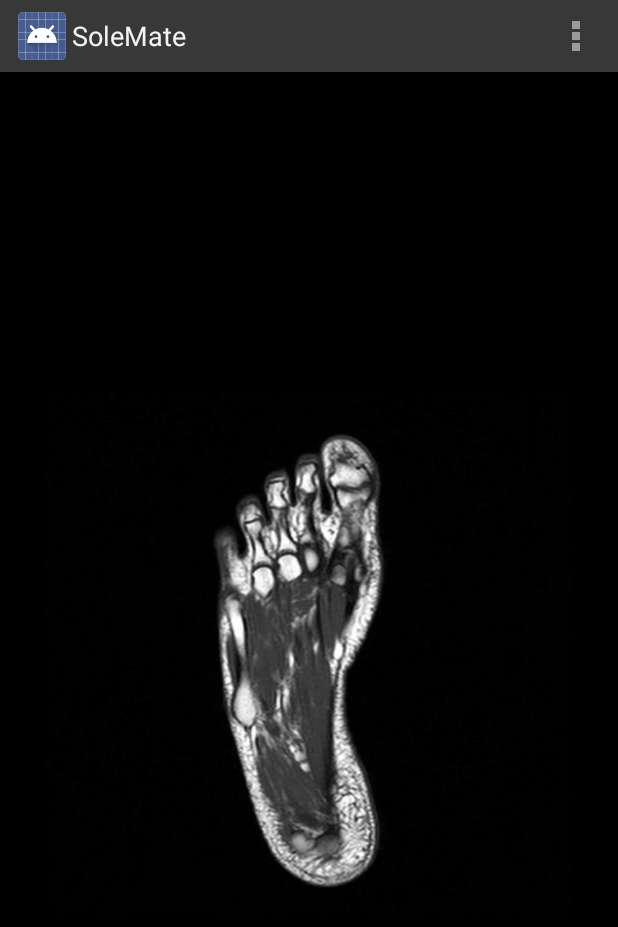
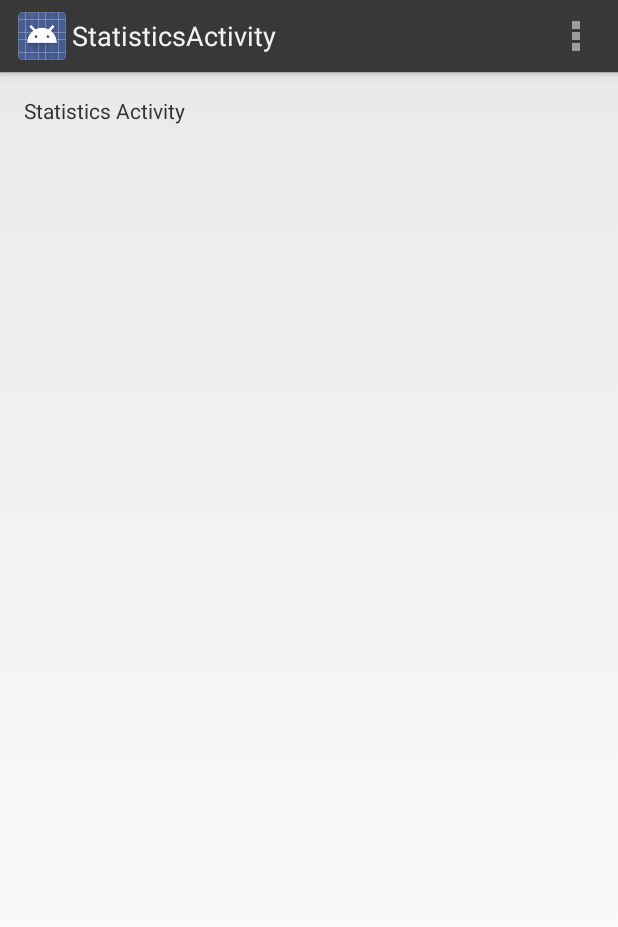
Before and after one commit to sshariff01/BluetoothTest, an Android app: the FeedbackActivity screen opened directly, with no data from a screen before it, in the options menu, after a tap on "Statistics", on a phone screen of 412 x 824 dp. Shown: the top 927 px of the screen. Run offline under Robolectric (Android 15) with nearby library versions, the phone set to English and light mode, and no system bars.

Commit message:
Create new activity to handle and display statistics/metrics

```diff
--- a/app/src/main/AndroidManifest.xml
+++ b/app/src/main/AndroidManifest.xml
@@ -41,6 +41,10 @@
             android:name=".FeedbackActivity"
             android:label="@string/app_name" >
         </activity>
+        <activity
+            android:name=".StatisticsActivity"
+            android:label="@string/title_activity_statistics" >
+        </activity>
     </application>
 
 </manifest>
--- a/app/src/main/java/com/capstone/solemate/solemate/FeedbackActivity.java
+++ b/app/src/main/java/com/capstone/solemate/solemate/FeedbackActivity.java
@@ -172,7 +172,10 @@ public class FeedbackActivity extends Activity {
             case R.id.action_settings:
                 return true;
             case R.id.action_statistics:
-                return true;
+                // Launch statistics activity
+                Intent myIntent = new Intent(FeedbackActivity.this, StatisticsActivity.class);
+                FeedbackActivity.this.startActivity(myIntent);
+                break;
         }
 
         return super.onOptionsItemSelected(item);
--- /dev/null
+++ b/app/src/main/java/com/capstone/solemate/solemate/StatisticsActivity.java
@@ -0,0 +1,39 @@
+package com.capstone.solemate.solemate;
+
+import android.app.Activity;
+import android.os.Bundle;
+import android.view.Menu;
+import android.view.MenuItem;
+
+
+public class StatisticsActivity extends Activity {
+
+    @Override
+    protected void onCreate(Bundle savedInstanceState) {
+        super.onCreate(savedInstanceState);
+        setContentView(R.layout.activity_statistics);
+    }
+
+
+    @Override
+    public boolean onCreateOptionsMenu(Menu menu) {
+        // Inflate the menu; this adds items to the action bar if it is present.
+        getMenuInflater().inflate(R.menu.menu_statistics, menu);
+        return true;
+    }
+
+    @Override
+    public boolean onOptionsItemSelected(MenuItem item) {
+        // Handle action bar item clicks here. The action bar will
+        // automatically handle clicks on the Home/Up button, so long
+        // as you specify a parent activity in AndroidManifest.xml.
+        int id = item.getItemId();
+
+        //noinspection SimplifiableIfStatement
+        if (id == R.id.action_settings) {
+            return true;
+        }
+
+        return super.onOptionsItemSelected(item);
+    }
+}
--- /dev/null
+++ b/app/src/main/res/layout/activity_statistics.xml
@@ -0,0 +1,12 @@
+<RelativeLayout xmlns:android="http://schemas.android.com/apk/res/android"
+    xmlns:tools="http://schemas.android.com/tools" android:layout_width="match_parent"
+    android:layout_height="match_parent" android:paddingLeft="@dimen/activity_horizontal_margin"
+    android:paddingRight="@dimen/activity_horizontal_margin"
+    android:paddingTop="@dimen/activity_vertical_margin"
+    android:paddingBottom="@dimen/activity_vertical_margin"
+    tools:context="com.capstone.solemate.solemate.StatisticsActivity">
+
+    <TextView android:text="Statistics Activity" android:layout_width="wrap_content"
+        android:layout_height="wrap_content" />
+
+</RelativeLayout>
--- /dev/null
+++ b/app/src/main/res/menu/menu_statistics.xml
@@ -0,0 +1,6 @@
+<menu xmlns:android="http://schemas.android.com/apk/res/android"
+    xmlns:tools="http://schemas.android.com/tools"
+    tools:context="com.capstone.solemate.solemate.StatisticsActivity">
+    <item android:id="@+id/action_settings" android:title="@string/action_settings"
+        android:orderInCategory="100" android:showAsAction="never" />
+</menu>
--- a/app/src/main/res/values/strings.xml
+++ b/app/src/main/res/values/strings.xml
@@ -7,5 +7,6 @@
     <string name="action_about">About</string>
     <string name="action_statistics">Statistics</string>
     <string name="title_activity_feedback">FeedbackActivity</string>
+    <string name="title_activity_statistics">StatisticsActivity</string>
 
 </resources>
```
